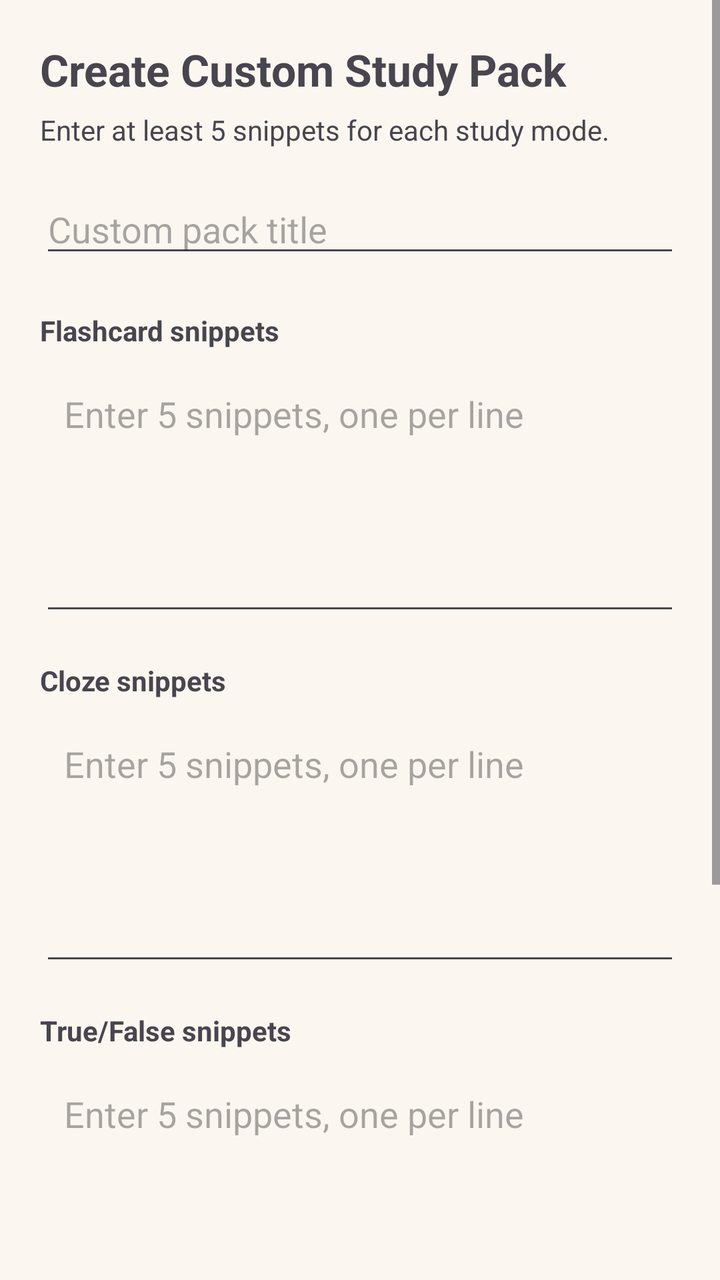
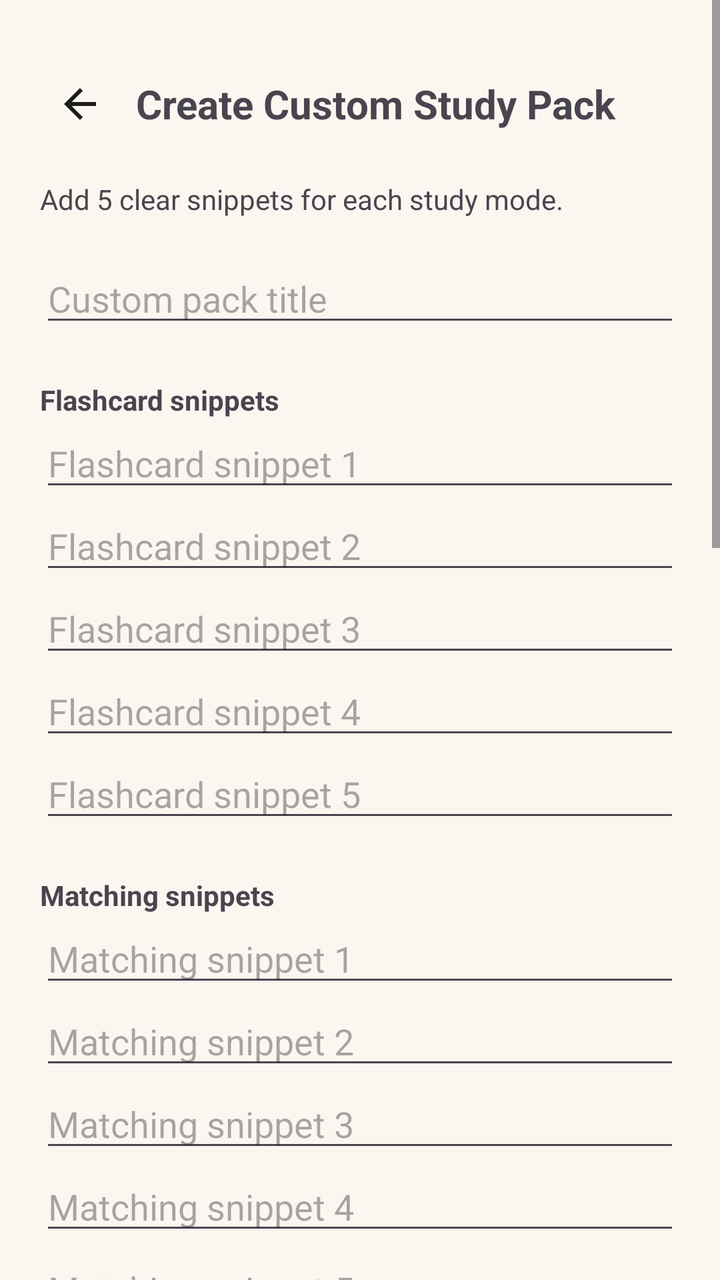

Before-and-after screenshots of an Android layout around one commit, followed by the original layout XML and the change that was made.
<!-- AndroidManifest.xml: application theme Theme.FinalYearProject -->
<!-- res/layout/activity_custom_study_pack.xml -->
<?xml version="1.0" encoding="utf-8"?>
<ScrollView xmlns:android="http://schemas.android.com/apk/res/android"
    android:layout_width="match_parent"
    android:layout_height="match_parent"
    android:background="?attr/colorSurface">

    <LinearLayout
        android:layout_width="match_parent"
        android:layout_height="wrap_content"
        android:orientation="vertical"
        android:padding="20dp">

        <TextView
            android:id="@+id/customPackTitleTV"
            android:layout_width="match_parent"
            android:layout_height="wrap_content"
            android:text="Create Custom Study Pack"
            android:textSize="22sp"
            android:textStyle="bold" />

        <TextView
            android:id="@+id/customPackSubtitleTV"
            android:layout_width="match_parent"
            android:layout_height="wrap_content"
            android:layout_marginTop="6dp"
            android:text="Enter at least 5 snippets for each study mode."
            android:textSize="14sp" />

        <EditText
            android:id="@+id/customPackNameET"
            android:layout_width="match_parent"
            android:layout_height="wrap_content"
            android:layout_marginTop="18dp"
            android:hint="Custom pack title"
            android:inputType="textCapSentences" />

        <TextView
            android:layout_width="match_parent"
            android:layout_height="wrap_content"
            android:layout_marginTop="22dp"
            android:text="Flashcard snippets"
            android:textStyle="bold" />

        <EditText
            android:id="@+id/flashcardSnippetsET"
            android:layout_width="match_parent"
            android:layout_height="130dp"
            android:layout_marginTop="8dp"
            android:gravity="top"
            android:hint="Enter 5 snippets, one per line"
            android:inputType="textMultiLine"
            android:padding="12dp" />

        <TextView
            android:layout_width="match_parent"
            android:layout_height="wrap_content"
            android:layout_marginTop="18dp"
            android:text="Cloze snippets"
            android:textStyle="bold" />

        <EditText
            android:id="@+id/clozeSnippetsET"
            android:layout_width="match_parent"
            android:layout_height="130dp"
            android:layout_marginTop="8dp"
            android:gravity="top"
            android:hint="Enter 5 snippets, one per line"
            android:inputType="textMultiLine"
            android:padding="12dp" />

        <TextView
            android:layout_width="match_parent"
            android:layout_height="wrap_content"
            android:layout_marginTop="18dp"
            android:text="True/False snippets"
            android:textStyle="bold" />

        <EditText
            android:id="@+id/trueFalseSnippetsET"
            android:layout_width="match_parent"
            android:layout_height="130dp"
            android:layout_marginTop="8dp"
            android:gravity="top"
            android:hint="Enter 5 snippets, one per line"
            android:inputType="textMultiLine"
            android:padding="12dp" />

        <TextView
            android:layout_width="match_parent"
            android:layout_height="wrap_content"
            android:layout_marginTop="18dp"
            android:text="MCQ snippets"
            android:textStyle="bold" />

        <EditText
            android:id="@+id/mcqSnippetsET"
            android:layout_width="match_parent"
            android:layout_height="130dp"
            android:layout_marginTop="8dp"
            android:gravity="top"
            android:hint="Enter 5 snippets, one per line"
            android:inputType="textMultiLine"
            android:padding="12dp" />

        <ProgressBar
            android:id="@+id/customPackProgress"
            android:layout_width="wrap_content"
            android:layout_height="wrap_content"
            android:layout_gravity="center_horizontal"
            android:layout_marginTop="20dp"
            android:visibility="gone" />

        <Button
            android:id="@+id/createCustomPackBtn"
            android:layout_width="match_parent"
            android:layout_height="wrap_content"
            android:layout_marginTop="20dp"
            android:text="Create Study Pack" />

    </LinearLayout>
</ScrollView>
<!-- resources referenced by this layout -->
<resources>
  <style name="Theme.FinalYearProject" parent="Theme.Material3.DayNight.NoActionBar">
          <item name="colorPrimary">@color/md_primary</item>
          <item name="colorSecondary">@color/md_secondary</item>
          <item name="colorTertiary">@color/md_tertiary</item>
  
          <item name="android:colorBackground">@color/md_background</item>
          <item name="colorSurface">@color/md_surface</item>
          <item name="colorOutline">@color/md_outline</item>
  
          <item name="colorOnPrimary">@color/md_onPrimary</item>
          <item name="colorOnSecondary">@color/md_onSecondary</item>
          <item name="colorOnSurface">@color/md_onSurface</item>
      </style>
  <color name="md_primary">#7FBF9B</color>
  <color name="md_secondary">#5F9E86</color>
  <color name="md_tertiary">#B9A6D3</color>
  <color name="md_background">#F6F1E8</color>
  <color name="md_surface">#FBF7F0</color>
  <color name="md_outline">#D7D0C5</color>
  <color name="md_onPrimary">#FFFFFF</color>
  <color name="md_onSecondary">#FFFFFF</color>
  <color name="md_onSurface">#1E1E1E</color>
</resources>

<!-- the commit's change to res/layout/activity_custom_study_pack.xml (unified diff, before → after) -->
@@ -1,121 +1,267 @@
 <?xml version="1.0" encoding="utf-8"?>
-<ScrollView xmlns:android="http://schemas.android.com/apk/res/android"
+<LinearLayout xmlns:android="http://schemas.android.com/apk/res/android"
+    xmlns:app="http://schemas.android.com/apk/res-auto"
     android:layout_width="match_parent"
     android:layout_height="match_parent"
+    android:orientation="vertical"
     android:background="?attr/colorSurface">
 
-    <LinearLayout
+    <ScrollView
         android:layout_width="match_parent"
-        android:layout_height="wrap_content"
-        android:orientation="vertical"
-        android:padding="20dp">
-
-        <TextView
-            android:id="@+id/customPackTitleTV"
+        android:layout_height="0dp"
+        android:layout_weight="1">
+
+        <LinearLayout
             android:layout_width="match_parent"
             android:layout_height="wrap_content"
-            android:text="Create Custom Study Pack"
-            android:textSize="22sp"
-            android:textStyle="bold" />
-
-        <TextView
-            android:id="@+id/customPackSubtitleTV"
-            android:layout_width="match_parent"
-            android:layout_height="wrap_content"
-            android:layout_marginTop="6dp"
-            android:text="Enter at least 5 snippets for each study mode."
-            android:textSize="14sp" />
-
-        <EditText
-            android:id="@+id/customPackNameET"
-            android:layout_width="match_parent"
-            android:layout_height="wrap_content"
-            android:layout_marginTop="18dp"
-            android:hint="Custom pack title"
-            android:inputType="textCapSentences" />
-
-        <TextView
-            android:layout_width="match_parent"
-            android:layout_height="wrap_content"
-            android:layout_marginTop="22dp"
-            android:text="Flashcard snippets"
-            android:textStyle="bold" />
-
-        <EditText
-            android:id="@+id/flashcardSnippetsET"
-            android:layout_width="match_parent"
-            android:layout_height="130dp"
-            android:layout_marginTop="8dp"
-            android:gravity="top"
-            android:hint="Enter 5 snippets, one per line"
-            android:inputType="textMultiLine"
-            android:padding="12dp" />
-
-        <TextView
-            android:layout_width="match_parent"
-            android:layout_height="wrap_content"
-            android:layout_marginTop="18dp"
-            android:text="Cloze snippets"
-            android:textStyle="bold" />
-
-        <EditText
-            android:id="@+id/clozeSnippetsET"
-            android:layout_width="match_parent"
-            android:layout_height="130dp"
-            android:layout_marginTop="8dp"
-            android:gravity="top"
-            android:hint="Enter 5 snippets, one per line"
-            android:inputType="textMultiLine"
-            android:padding="12dp" />
-
-        <TextView
-            android:layout_width="match_parent"
-            android:layout_height="wrap_content"
-            android:layout_marginTop="18dp"
-            android:text="True/False snippets"
-            android:textStyle="bold" />
-
-        <EditText
-            android:id="@+id/trueFalseSnippetsET"
-            android:layout_width="match_parent"
-            android:layout_height="130dp"
-            android:layout_marginTop="8dp"
-            android:gravity="top"
-            android:hint="Enter 5 snippets, one per line"
-            android:inputType="textMultiLine"
-            android:padding="12dp" />
-
-        <TextView
-            android:layout_width="match_parent"
-            android:layout_height="wrap_content"
-            android:layout_marginTop="18dp"
-            android:text="MCQ snippets"
-            android:textStyle="bold" />
-
-        <EditText
-            android:id="@+id/mcqSnippetsET"
-            android:layout_width="match_parent"
-            android:layout_height="130dp"
-            android:layout_marginTop="8dp"
-            android:gravity="top"
-            android:hint="Enter 5 snippets, one per line"
-            android:inputType="textMultiLine"
-            android:padding="12dp" />
-
-        <ProgressBar
-            android:id="@+id/customPackProgress"
-            android:layout_width="wrap_content"
-            android:layout_height="wrap_content"
-            android:layout_gravity="center_horizontal"
-            android:layout_marginTop="20dp"
-            android:visibility="gone" />
-
-        <Button
-            android:id="@+id/createCustomPackBtn"
-            android:layout_width="match_parent"
-            android:layout_height="wrap_content"
-            android:layout_marginTop="20dp"
-            android:text="Create Study Pack" />
-
-    </LinearLayout>
-</ScrollView>
+            android:orientation="vertical"
+            android:padding="20dp">
+
+            <LinearLayout
+                android:layout_width="match_parent"
+                android:layout_height="wrap_content"
+                android:orientation="horizontal"
+                android:gravity="center_vertical"
+                android:paddingTop="12dp"
+                android:paddingBottom="12dp">
+
+                <ImageButton
+                    android:id="@+id/customBackBtn"
+                    android:layout_width="40dp"
+                    android:layout_height="40dp"
+                    android:background="?attr/selectableItemBackgroundBorderless"
+                    android:src="@drawable/ic_arrow_back"
+                    app:tint="@color/md_onSurface"
+                    android:contentDescription="Back" />
+
+                <TextView
+                    android:id="@+id/customPackTitleTV"
+                    android:layout_width="wrap_content"
+                    android:layout_height="wrap_content"
+                    android:layout_marginStart="8dp"
+                    android:text="Create Custom Study Pack"
+                    android:textSize="20sp"
+                    android:textStyle="bold" />
+            </LinearLayout>
+
+            <TextView
+                android:id="@+id/customPackSubtitleTV"
+                android:layout_width="match_parent"
+                android:layout_height="wrap_content"
+                android:layout_marginTop="6dp"
+                android:text="Add 5 clear snippets for each study mode."
+                android:textSize="14sp" />
+
+            <EditText
+                android:id="@+id/customPackNameET"
+                android:layout_width="match_parent"
+                android:layout_height="wrap_content"
+                android:layout_marginTop="18dp"
+                android:hint="Custom pack title"
+                android:inputType="textCapSentences" />
+
+            <TextView
+                android:layout_width="match_parent"
+                android:layout_height="wrap_content"
+                android:layout_marginTop="22dp"
+                android:text="Flashcard snippets"
+                android:textStyle="bold" />
+
+            <EditText
+                android:id="@+id/flashcardSnippet1ET"
+                android:layout_width="match_parent"
+                android:layout_height="wrap_content"
+                android:hint="Flashcard snippet 1"/>
+
+            <EditText
+                android:id="@+id/flashcardSnippet2ET"
+                android:layout_width="match_parent"
+                android:layout_height="wrap_content"
+                android:hint="Flashcard snippet 2"/>
+
+            <EditText
+                android:id="@+id/flashcardSnippet3ET"
+                android:layout_width="match_parent"
+                android:layout_height="wrap_content"
+                android:hint="Flashcard snippet 3"/>
+
+            <EditText
+                android:id="@+id/flashcardSnippet4ET"
+                android:layout_width="match_parent"
+                android:layout_height="wrap_content"
+                android:hint="Flashcard snippet 4"/>
+
+            <EditText
+                android:id="@+id/flashcardSnippet5ET"
+                android:layout_width="match_parent"
+                android:layout_height="wrap_content"
+                android:hint="Flashcard snippet 5"/>
+
+            <TextView
+                android:layout_width="match_parent"
+                android:layout_height="wrap_content"
+                android:layout_marginTop="22dp"
+                android:text="Matching snippets"
+                android:textStyle="bold" />
+
+            <EditText
+                android:id="@+id/matchingSnippet1ET"
+                android:layout_width="match_parent"
+                android:layout_height="wrap_content"
+                android:hint="Matching snippet 1"/>
+
+            <EditText
+                android:id="@+id/matchingSnippet2ET"
+                android:layout_width="match_parent"
+                android:layout_height="wrap_content"
+                android:hint="Matching snippet 2"/>
+
+            <EditText
+                android:id="@+id/matchingSnippet3ET"
+                android:layout_width="match_parent"
+                android:layout_height="wrap_content"
+                android:hint="Matching snippet 3"/>
+
+            <EditText
+                android:id="@+id/matchingSnippet4ET"
+                android:layout_width="match_parent"
+                android:layout_height="wrap_content"
+                android:hint="Matching snippet 4"/>
+
+            <EditText
+                android:id="@+id/matchingSnippet5ET"
+                android:layout_width="match_parent"
+                android:layout_height="wrap_content"
+                android:hint="Matching snippet 5"/>
+
+            <TextView
+                android:layout_width="match_parent"
+                android:layout_height="wrap_content"
+                android:layout_marginTop="22dp"
+                android:text="Cloze snippets"
+                android:textStyle="bold" />
+
+            <EditText
+                android:id="@+id/clozeSnippet1ET"
+                android:layout_width="match_parent"
+                android:layout_height="wrap_content"
+                android:hint="Cloze snippet 1"/>
+
+            <EditText
+                android:id="@+id/clozeSnippet2ET"
+                android:layout_width="match_parent"
+                android:layout_height="wrap_content"
+                android:hint="Cloze snippet 2"/>
+
+            <EditText
+                android:id="@+id/clozeSnippet3ET"
+                android:layout_width="match_parent"
+                android:layout_height="wrap_content"
+                android:hint="Cloze snippet 3"/>
+
+            <EditText
+                android:id="@+id/clozeSnippet4ET"
+                android:layout_width="match_parent"
+                android:layout_height="wrap_content"
+                android:hint="Cloze snippet 4"/>
+
+            <EditText
+                android:id="@+id/clozeSnippet5ET"
+                android:layout_width="match_parent"
+                android:layout_height="wrap_content"
+                android:hint="Cloze snippet 5"/>
+
+            <TextView
+                android:layout_width="match_parent"
+                android:layout_height="wrap_content"
+                android:layout_marginTop="22dp"
+                android:text="True/False snippets"
+                android:textStyle="bold" />
+
+            <EditText
+                android:id="@+id/trueFalseSnippet1ET"
+                android:layout_width="match_parent"
+                android:layout_height="wrap_content"
+                android:hint="True/False snippet 1"/>
+
+            <EditText
+                android:id="@+id/trueFalseSnippet2ET"
+                android:layout_width="match_parent"
+                android:layout_height="wrap_content"
+                android:hint="True/False snippet 2"/>
+
+            <EditText
+                android:id="@+id/trueFalseSnippet3ET"
+                android:layout_width="match_parent"
+                android:layout_height="wrap_content"
+                android:hint="True/False snippet 3"/>
+
+            <EditText
+                android:id="@+id/trueFalseSnippet4ET"
+                android:layout_width="match_parent"
+                android:layout_height="wrap_content"
+                android:hint="True/False snippet 4"/>
+
+            <EditText
+                android:id="@+id/trueFalseSnippet5ET"
+                android:layout_width="match_parent"
+                android:layout_height="wrap_content"
+                android:hint="True/False snippet 5"/>
+
+            <TextView
+                android:layout_width="match_parent"
+                android:layout_height="wrap_content"
+                android:layout_marginTop="22dp"
+                android:text="MCQ snippets"
+                android:textStyle="bold" />
+
+            <EditText
+                android:id="@+id/mcqSnippet1ET"
+                android:layout_width="match_parent"
+                android:layout_height="wrap_content"
+                android:hint="MCQ snippet 1"/>
+
+            <EditText
+                android:id="@+id/mcqSnippet2ET"
+                android:layout_width="match_parent"
+                android:layout_height="wrap_content"
+                android:hint="MCQ snippet 2"/>
+
+            <EditText
+                android:id="@+id/mcqSnippet3ET"
+                android:layout_width="match_parent"
+                android:layout_height="wrap_content"
+                android:hint="MCQ snippet 3"/>
+
+            <EditText
+                android:id="@+id/mcqSnippet4ET"
+                android:layout_width="match_parent"
+                android:layout_height="wrap_content"
+                android:hint="MCQ snippet 4"/>
+
+            <EditText
+                android:id="@+id/mcqSnippet5ET"
+                android:layout_width="match_parent"
+                android:layout_height="wrap_content"
+                android:hint="MCQ snippet 5"/>
+
+            <ProgressBar
+                android:id="@+id/customPackProgress"
+                android:layout_width="wrap_content"
+                android:layout_height="wrap_content"
+                android:layout_gravity="center_horizontal"
+                android:layout_marginTop="20dp"
+                android:visibility="gone" />
+
+            <Button
+                android:id="@+id/createCustomPackBtn"
+                android:layout_width="match_parent"
+                android:layout_height="wrap_content"
+                android:layout_marginTop="20dp"
+                android:text="Create Custom Study Pack"
+                android:enabled="false"/>
+
+        </LinearLayout>
+    </ScrollView>
+
+</LinearLayout>
<!-- resource entries referenced after the edit -->
@@ -1,6 +1,7 @@
 <!-- resources referenced by this layout -->
 <resources>
-  <style name="Theme.FinalYearProject" parent="Theme.Material3.DayNight.NoActionBar">
+  <style name="Theme.FinalYearProject" parent="Base.Theme.FinalYearProject" />
+  <style name="Base.Theme.FinalYearProject" parent="Theme.Material3.DayNight.NoActionBar">
           <item name="colorPrimary">@color/md_primary</item>
           <item name="colorSecondary">@color/md_secondary</item>
           <item name="colorTertiary">@color/md_tertiary</item>
@@ -12,6 +13,11 @@
           <item name="colorOnPrimary">@color/md_onPrimary</item>
           <item name="colorOnSecondary">@color/md_onSecondary</item>
           <item name="colorOnSurface">@color/md_onSurface</item>
+  
+          <item name="android:windowDrawsSystemBarBackgrounds">true</item>
+          <item name="android:statusBarColor">@color/md_tertiary</item>
+          <item name="android:navigationBarColor">@color/md_tertiary</item>
+          <item name="android:windowLightStatusBar">false</item>
       </style>
   <color name="md_primary">#7FBF9B</color>
   <color name="md_secondary">#5F9E86</color>
@@ -22,5 +28,11 @@
   <color name="md_onPrimary">#FFFFFF</color>
   <color name="md_onSecondary">#FFFFFF</color>
   <color name="md_onSurface">#1E1E1E</color>
+  <!-- drawable ic_arrow_back (drawable) -->
+  <vector xmlns:android="http://schemas.android.com/apk/res/android" android:autoMirrored="true" android:height="24dp" android:tint="#000000" android:viewportHeight="24" android:viewportWidth="24" android:width="24dp">
+        
+      <path android:fillColor="@android:color/white" android:pathData="M20,11H7.83l5.59,-5.59L12,4l-8,8 8,8 1.41,-1.41L7.83,13H20v-2z"/>
+      
+  </vector>
 </resources>
 
